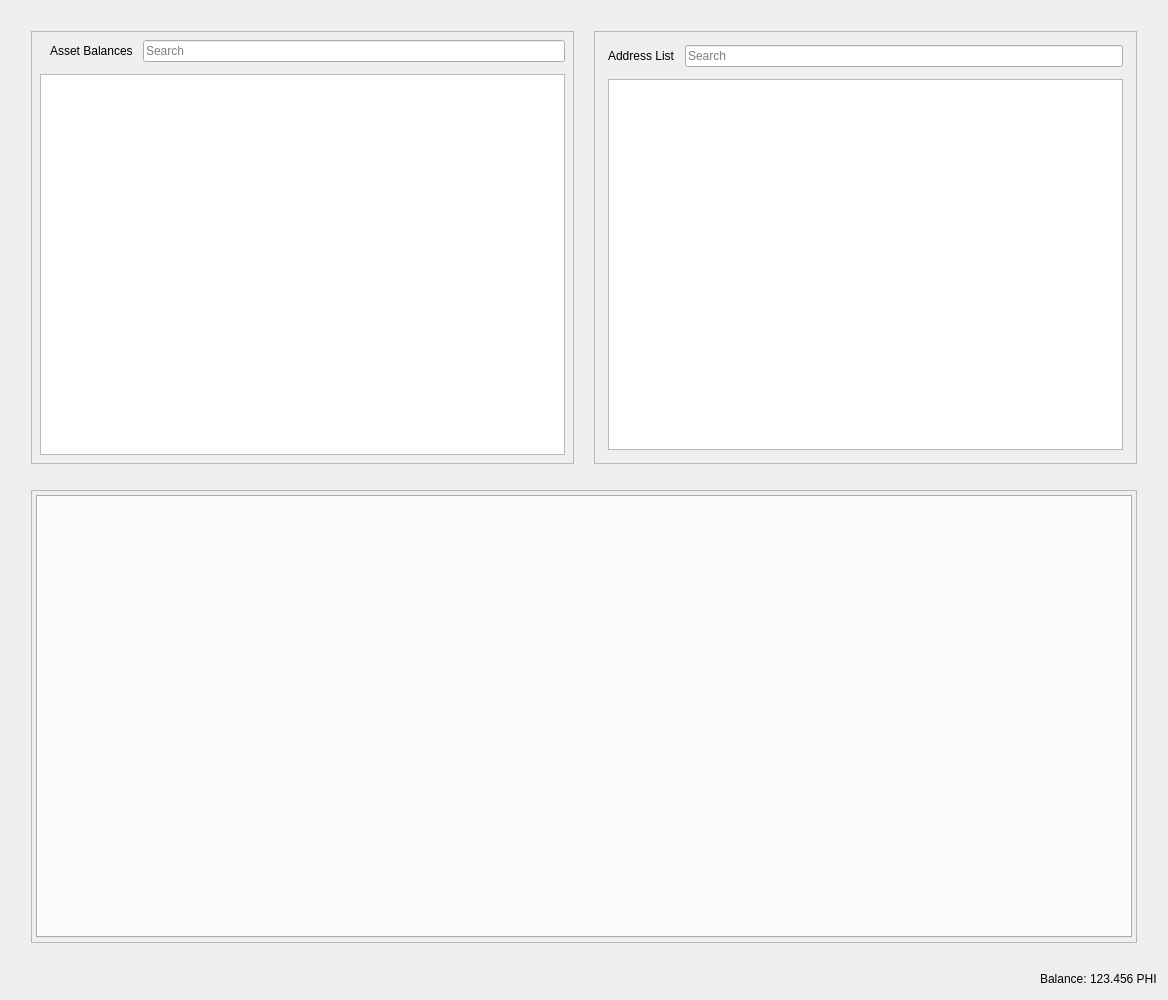
This is src/qt/forms/restrictedassetsdialog.ui in PhicoinProject/PhicoinProject as Qt 5 draws it before an edit. The edited form follows.
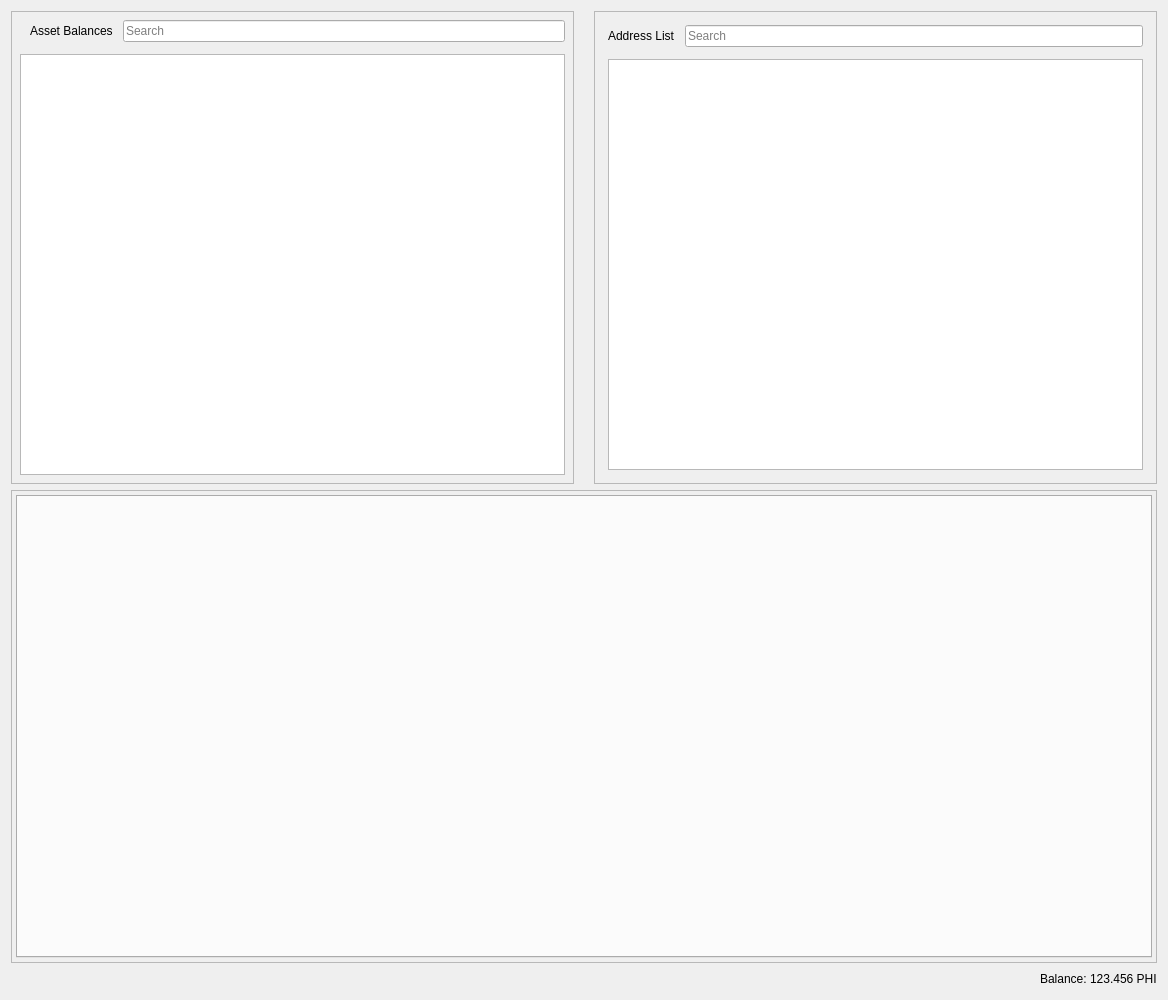
This is the edited form.

```diff
--- a/src/qt/forms/restrictedassetsdialog.ui
+++ b/src/qt/forms/restrictedassetsdialog.ui
@@ -20,16 +20,16 @@
       <number>20</number>
      </property>
      <property name="leftMargin">
-      <number>20</number>
+      <number>0</number>
      </property>
      <property name="topMargin">
-      <number>20</number>
+      <number>0</number>
      </property>
      <property name="rightMargin">
-      <number>20</number>
+      <number>0</number>
      </property>
      <property name="bottomMargin">
-      <number>20</number>
+      <number>0</number>
      </property>
      <item>
       <widget class="QFrame" name="frameAssetBalance">
@@ -182,16 +182,16 @@
       <number>20</number>
      </property>
      <property name="leftMargin">
-      <number>20</number>
+      <number>0</number>
      </property>
      <property name="topMargin">
       <number>0</number>
      </property>
      <property name="rightMargin">
-      <number>20</number>
+      <number>0</number>
      </property>
      <property name="bottomMargin">
-      <number>20</number>
+      <number>0</number>
      </property>
      <item>
       <widget class="QFrame" name="tabFrame">
```
